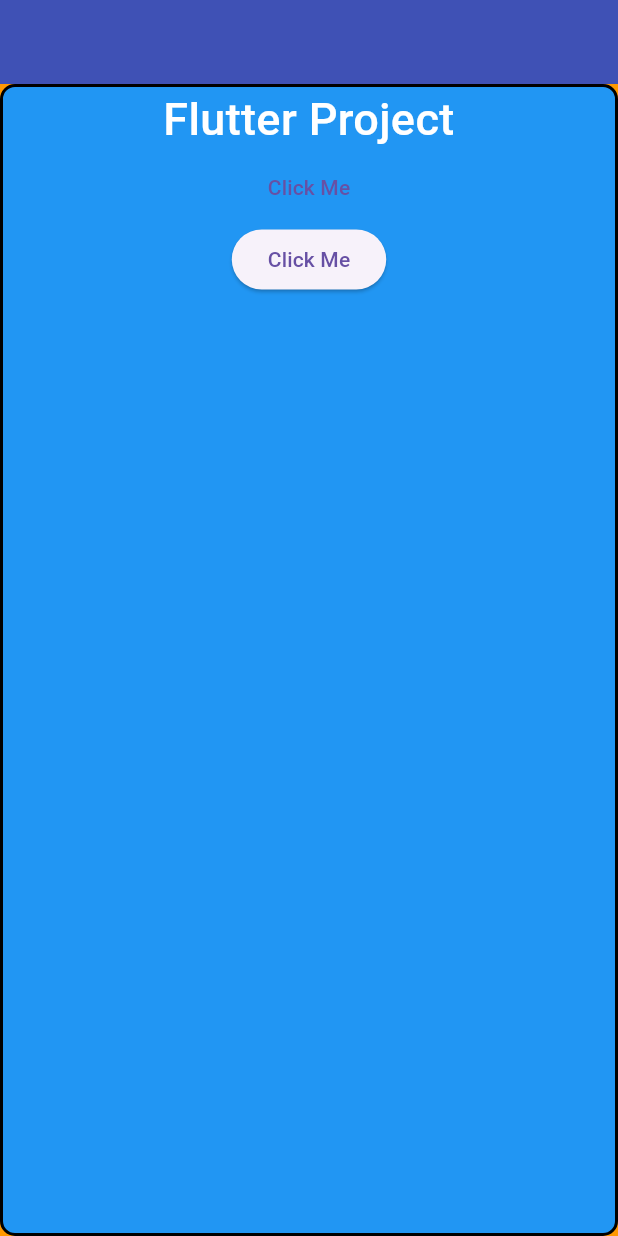
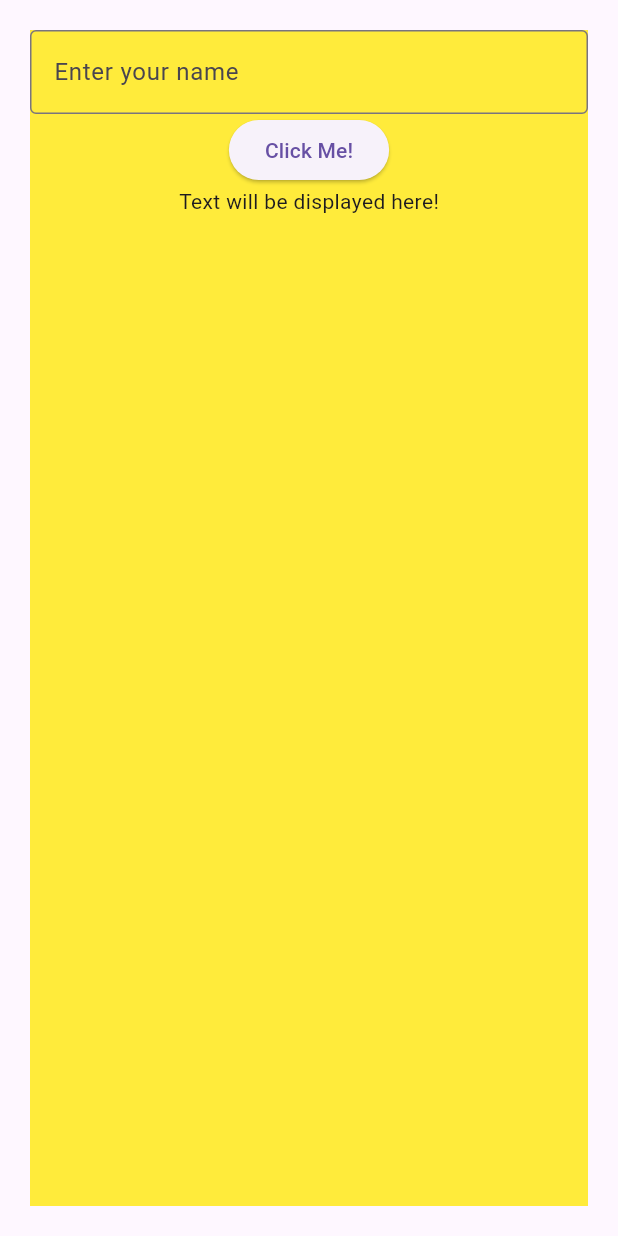
Before and after one commit to aakash414/Flutter_demo, a Flutter app: the screen it shows after launch, on a phone screen of 412 x 824 dp. Run offline on Flutter 3.47's test engine with Material 3 defaults, Android fonts, the light colour scheme and no system bars.

Commit message:
text, text field, stateless

```diff
--- a/lib/main.dart
+++ b/lib/main.dart
@@ -18,50 +18,49 @@ class MyApp extends StatelessWidget {
   }
 }
 
-class HomeScreen extends StatelessWidget {
+class HomeScreen extends StatefulWidget {
   HomeScreen({Key? key}) : super(key: key);
 
-  String name = "Flutter Project";
+  @override
+  State<HomeScreen> createState() => _HomeScreenState();
+}
+
+class _HomeScreenState extends State<HomeScreen> {
+  final _textController = TextEditingController();
+  String _displayText = 'Text will be displayed here!';
 
   @override
   Widget build(BuildContext context) {
     return Scaffold(
-        backgroundColor: Colors.orange,
-        appBar: AppBar(
-          backgroundColor: Colors.indigo,
-        ),
       body: SafeArea(
+        child: Padding(
+          padding: EdgeInsets.all(20),
           child: Container(
-              // color: Colors.blue,
-              width: double.infinity,
-              decoration: BoxDecoration(
-                color: Colors.blue,
-                border: Border.all(
-                  color: Colors.black,
-                  width: 2,
-                ),
-                borderRadius: BorderRadius.circular(10),
-              ),
+            color: Colors.yellow,
             child: Column(
               children: [
-                  Text(
-                    name,
-                    textAlign: TextAlign.center,
-                    style: const TextStyle(
-                        color: Colors.white,
-                        fontSize: 30,
-                        fontWeight: FontWeight.w500),
+                TextField(
+                  controller: _textController,
+                  decoration: const InputDecoration(
+                    border: OutlineInputBorder(),
+                    hintText: 'Enter your name',
                   ),
-                  TextButton(
-                    onPressed: () {},
-                    child: Text("Click Me"),
                 ),
                 ElevatedButton(
-                    onPressed: () {},
-                    child: Text("Click Me"),
+                    onPressed: () {
+                      //Get Data
+                      print(_textController.text);
+                      setState(() {
+                        _displayText = _textController.text;
+                      });
+                    },
+                    child: Text('Click Me!')),
+                Text(_displayText),
+              ],
             ),
-                ],
-              )),
-        )); //widget
+          ),
+        ),
+      ),
+    );
   }
 }
```
Lines whose indentation alone changed are shown as unchanged.
